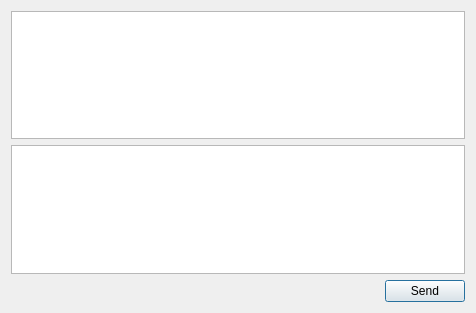
shaan7/Kapotah, file ui/chatdialog.ui: the form before one commit.
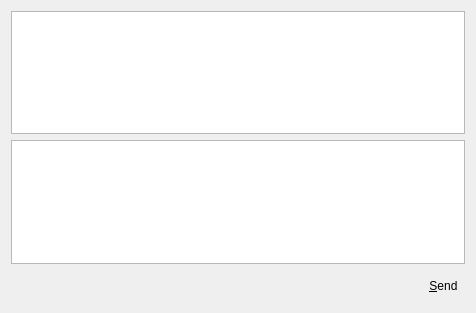
The form after the commit. Icons and pictures are not drawn.

```diff
--- a/ui/chatdialog.ui
+++ b/ui/chatdialog.ui
@@ -53,29 +53,30 @@
       </widget>
      </item>
      <item>
-      <widget class="QPushButton" name="sendMessage">
-       <property name="sizePolicy">
-        <sizepolicy hsizetype="Maximum" vsizetype="Maximum">
-         <horstretch>0</horstretch>
-         <verstretch>0</verstretch>
-        </sizepolicy>
-       </property>
-       <property name="mouseTracking">
-        <bool>true</bool>
-       </property>
-       <property name="toolTip">
-        <string extracomment="Send message"/>
-       </property>
-       <property name="autoFillBackground">
-        <bool>false</bool>
+      <widget class="QToolButton" name="sendMessage">
+       <property name="minimumSize">
+        <size>
+         <width>32</width>
+         <height>32</height>
+        </size>
        </property>
        <property name="text">
-        <string>Send</string>
+        <string>&amp;Send</string>
        </property>
-       <property name="autoDefault">
-        <bool>false</bool>
+       <property name="icon">
+        <iconset resource="../systray.qrc">
+         <normaloff>:/images/send.png</normaloff>:/images/send.png</iconset>
        </property>
-       <property name="default">
+       <property name="iconSize">
+        <size>
+         <width>32</width>
+         <height>32</height>
+        </size>
+       </property>
+       <property name="toolButtonStyle">
+        <enum>Qt::ToolButtonFollowStyle</enum>
+       </property>
+       <property name="autoRaise">
         <bool>true</bool>
        </property>
       </widget>
```
Left out of the diff: 5 changed lines with no effect on the pictures.
